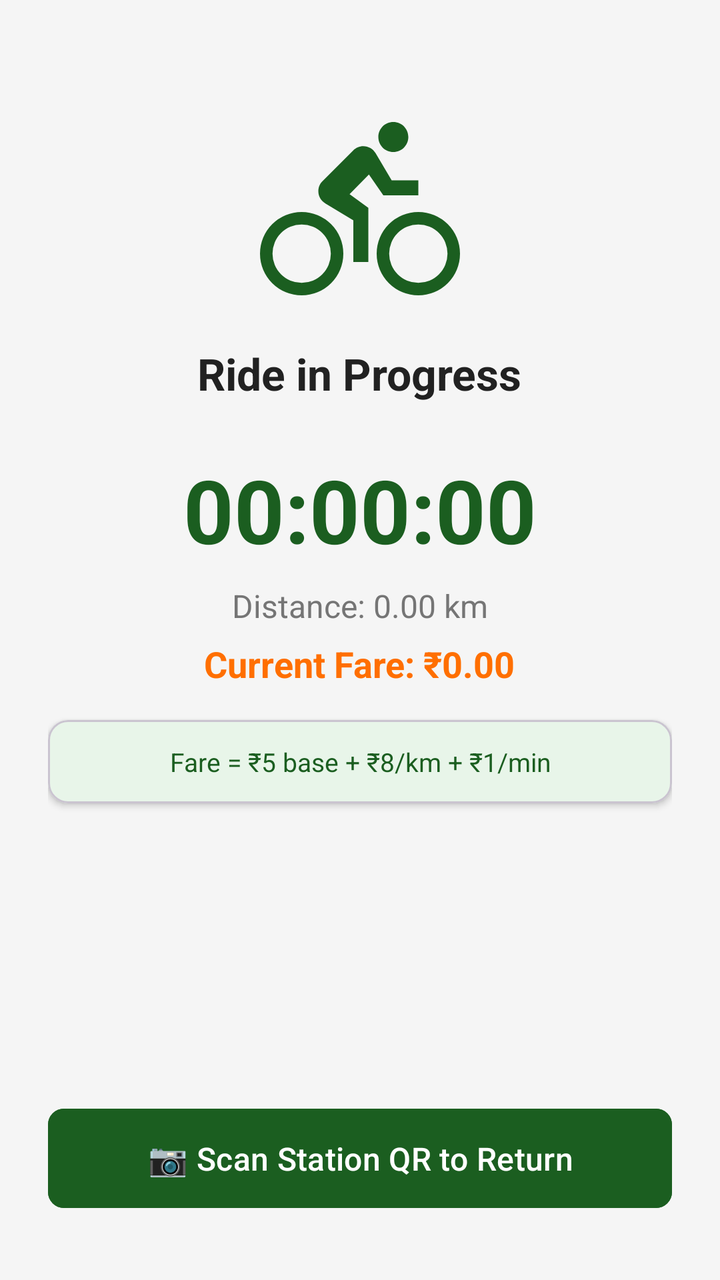
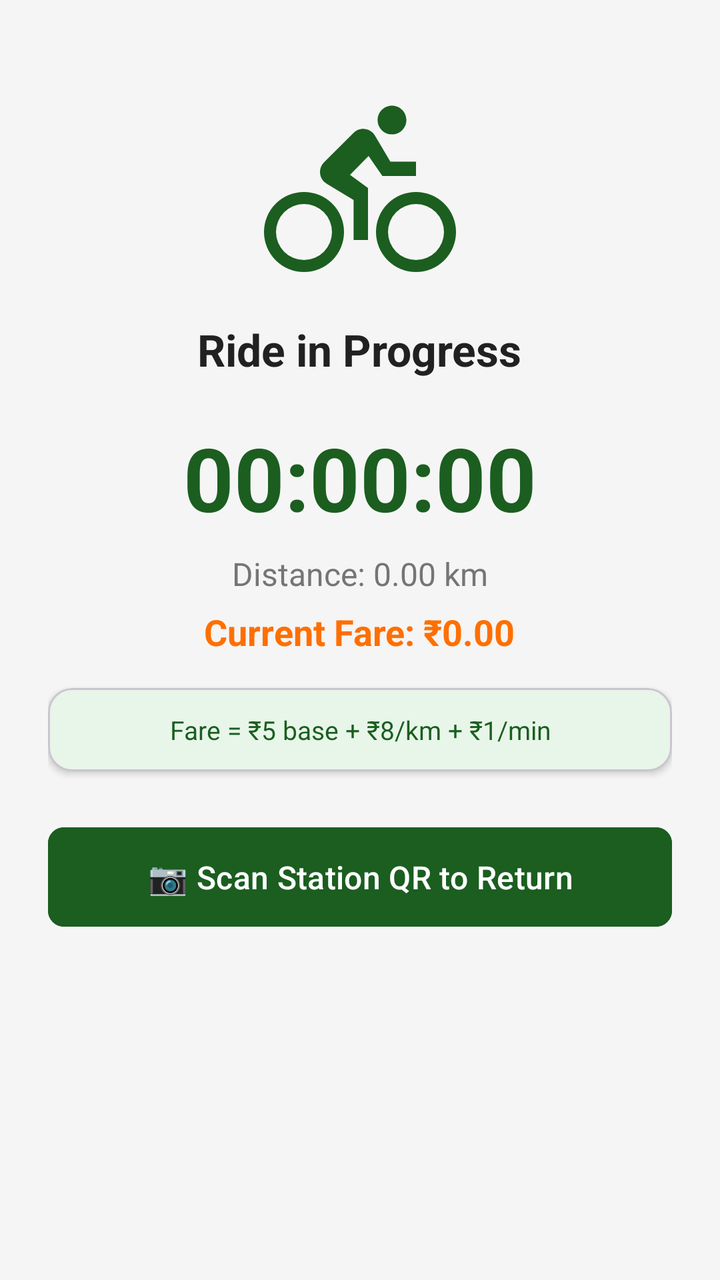

Compare the two renders of this Android layout. The source of the first and the diff that turns it into the second are given below.
<!-- AndroidManifest.xml: application theme Theme.BicycleBookingApp -->
<!-- res/layout/fragment_active_ride.xml -->
<?xml version="1.0" encoding="utf-8"?>
<LinearLayout xmlns:android="http://schemas.android.com/apk/res/android"
    xmlns:app="http://schemas.android.com/apk/res-auto"
    android:layout_width="match_parent"
    android:layout_height="match_parent"
    android:background="@color/colorBackground"
    android:gravity="center_horizontal"
    android:orientation="vertical"
    android:padding="24dp">

    <ImageView
        android:layout_width="100dp"
        android:layout_height="100dp"
        android:layout_marginTop="32dp"
        android:src="@drawable/ic_bicycle"
        android:contentDescription="Bicycle"
        android:tint="@color/colorPrimary" />

    <TextView
        android:layout_width="wrap_content"
        android:layout_height="wrap_content"
        android:layout_marginTop="16dp"
        android:text="Ride in Progress"
        android:textColor="@color/colorTextPrimary"
        android:textSize="22sp"
        android:textStyle="bold" />

    
    <TextView
        android:id="@+id/tvTimer"
        android:layout_width="wrap_content"
        android:layout_height="wrap_content"
        android:layout_marginTop="24dp"
        android:text="00:00:00"
        android:textColor="@color/colorPrimary"
        android:textSize="44sp"
        android:textStyle="bold" />

    
    <TextView
        android:id="@+id/tvDistance"
        android:layout_width="wrap_content"
        android:layout_height="wrap_content"
        android:layout_marginTop="8dp"
        android:text="Distance: 0.00 km"
        android:textColor="@color/colorTextSecondary"
        android:textSize="16sp" />

    
    <TextView
        android:id="@+id/tvEstimatedFare"
        android:layout_width="wrap_content"
        android:layout_height="wrap_content"
        android:layout_marginTop="6dp"
        android:text="Current Fare: ₹0.00"
        android:textColor="@color/colorAccent"
        android:textSize="18sp"
        android:textStyle="bold" />

    
    <com.google.android.material.card.MaterialCardView
        android:layout_width="match_parent"
        android:layout_height="wrap_content"
        android:layout_marginTop="16dp"
        app:cardCornerRadius="10dp"
        app:cardElevation="2dp"
        app:cardBackgroundColor="#E8F5E9">

        <TextView
            android:layout_width="match_parent"
            android:layout_height="wrap_content"
            android:padding="12dp"
            android:text="Fare = ₹5 base + ₹8/km + ₹1/min"
            android:gravity="center"
            android:textColor="@color/colorPrimary"
            android:textSize="13sp" />
    </com.google.android.material.card.MaterialCardView>

    
    <TextView
        android:id="@+id/tvInstruction"
        android:layout_width="match_parent"
        android:layout_height="wrap_content"
        android:layout_marginTop="16dp"
        android:background="#FFF9C4"
        android:gravity="center"
        android:padding="12dp"
        android:text="Return to any station to end your ride.\nScan station QR or ride within 50m."
        android:textColor="#F57F17"
        android:textSize="13sp"
        android:visibility="gone" />

    <View
        android:layout_width="0dp"
        android:layout_height="0dp"
        android:layout_weight="1" />

    <TextView
        android:id="@+id/tvError"
        android:layout_width="match_parent"
        android:layout_height="wrap_content"
        android:layout_marginBottom="8dp"
        android:gravity="center"
        android:textColor="@color/colorUnavailable"
        android:textSize="13sp"
        android:visibility="gone" />

    <ProgressBar
        android:id="@+id/progressBar"
        android:layout_width="wrap_content"
        android:layout_height="wrap_content"
        android:layout_marginBottom="8dp"
        android:visibility="gone" />

    
    <com.google.android.material.button.MaterialButton
        android:id="@+id/btnReturnBicycle"
        style="@style/PrimaryButton"
        android:layout_width="match_parent"
        android:layout_height="wrap_content"
        android:layout_marginBottom="8dp"
        android:backgroundTint="@color/colorPrimary"
        android:text="📷 Scan Station QR to Return" />

    
    <com.google.android.material.button.MaterialButton
        android:id="@+id/btnEndRide"
        style="@style/PrimaryButton"
        android:layout_width="match_parent"
        android:layout_height="wrap_content"
        android:backgroundTint="@color/colorUnavailable"
        android:text="End Ride"
        android:visibility="gone" />

</LinearLayout>
<!-- resources referenced by this layout -->
<resources>
  <color name="colorAccent">#FF6F00</color>
  <color name="colorBackground">#F5F5F5</color>
  <color name="colorPrimary">#1B5E20</color>
  <color name="colorTextPrimary">#212121</color>
  <color name="colorTextSecondary">#757575</color>
  <color name="colorUnavailable">#F44336</color>
  <!-- drawable ic_bicycle (drawable) -->
  <?xml version="1.0" encoding="utf-8"?>
  <vector xmlns:android="http://schemas.android.com/apk/res/android"
      android:width="24dp"
      android:height="24dp"
      android:viewportWidth="24"
      android:viewportHeight="24">
      <path
          android:fillColor="@android:color/black"
          android:pathData="M5,20.5A3.5,3.5 0 0,1 1.5,17A3.5,3.5 0 0,1 5,13.5A3.5,3.5 0 0,1 8.5,17A3.5,3.5 0 0,1 5,20.5M5,12A5,5 0 0,0 0,17A5,5 0 0,0 5,22A5,5 0 0,0 10,17A5,5 0 0,0 5,12M14.8,10H19V8.2H15.8L13.86,4.93C13.57,4.43 13,4.1 12.4,4.1C11.93,4.1 11.5,4.29 11.2,4.6L7.5,8.29C7.19,8.6 7,9 7,9.5C7,10.13 7.33,10.66 7.85,10.97L11.2,13V18H13V11.5L10.75,9.85L13.07,7.5M19,20.5A3.5,3.5 0 0,1 15.5,17A3.5,3.5 0 0,1 19,13.5A3.5,3.5 0 0,1 22.5,17A3.5,3.5 0 0,1 19,20.5M19,12A5,5 0 0,0 14,17A5,5 0 0,0 19,22A5,5 0 0,0 24,17A5,5 0 0,0 19,12M16,4.8C17,4.8 17.8,4 17.8,3C17.8,2 17,1.2 16,1.2C15,1.2 14.2,2 14.2,3C14.2,4 15,4.8 16,4.8Z" />
  </vector>
  <style name="PrimaryButton" parent="Widget.Material3.Button">
          <item name="android:backgroundTint">@color/colorPrimary</item>
          <item name="android:textColor">@color/white</item>
          <item name="cornerRadius">8dp</item>
          <item name="android:textSize">16sp</item>
          <item name="android:paddingTop">14dp</item>
          <item name="android:paddingBottom">14dp</item>
      </style>
  <style name="Theme.BicycleBookingApp" parent="Base.Theme.BicycleBookingApp" />
  <color name="white">#FFFFFFFF</color>
  <style name="Base.Theme.BicycleBookingApp" parent="Theme.Material3.Light.NoActionBar">
          <item name="colorPrimary">@color/colorPrimary</item>
          <item name="colorPrimaryVariant">@color/colorPrimaryDark</item>
          <item name="colorOnPrimary">@color/white</item>
          <item name="colorSecondary">@color/colorAccent</item>
          <item name="colorOnSecondary">@color/white</item>
          <item name="android:colorBackground">@color/colorBackground</item>
          <item name="colorSurface">@color/colorSurface</item>
          <item name="android:statusBarColor">@color/colorPrimary</item>
          <item name="android:navigationBarColor">@color/white</item>
      </style>
  <color name="colorPrimaryDark">#003300</color>
  <color name="colorSurface">#FFFFFF</color>
</resources>

<!-- the commit's change to res/layout/fragment_active_ride.xml (unified diff, before → after) -->
@@ -1,135 +1,141 @@
 <?xml version="1.0" encoding="utf-8"?>
-<LinearLayout xmlns:android="http://schemas.android.com/apk/res/android"
+<androidx.core.widget.NestedScrollView
+    xmlns:android="http://schemas.android.com/apk/res/android"
     xmlns:app="http://schemas.android.com/apk/res-auto"
     android:layout_width="match_parent"
     android:layout_height="match_parent"
-    android:background="@color/colorBackground"
-    android:gravity="center_horizontal"
-    android:orientation="vertical"
-    android:padding="24dp">
+    android:fillViewport="true"
+    android:background="@color/colorBackground">
 
-    <ImageView
-        android:layout_width="100dp"
-        android:layout_height="100dp"
-        android:layout_marginTop="32dp"
-        android:src="@drawable/ic_bicycle"
-        android:contentDescription="Bicycle"
-        android:tint="@color/colorPrimary" />
-
-    <TextView
-        android:layout_width="wrap_content"
-        android:layout_height="wrap_content"
-        android:layout_marginTop="16dp"
-        android:text="Ride in Progress"
-        android:textColor="@color/colorTextPrimary"
-        android:textSize="22sp"
-        android:textStyle="bold" />
-
-    
-    <TextView
-        android:id="@+id/tvTimer"
-        android:layout_width="wrap_content"
-        android:layout_height="wrap_content"
-        android:layout_marginTop="24dp"
-        android:text="00:00:00"
-        android:textColor="@color/colorPrimary"
-        android:textSize="44sp"
-        android:textStyle="bold" />
-
-    
-    <TextView
-        android:id="@+id/tvDistance"
-        android:layout_width="wrap_content"
-        android:layout_height="wrap_content"
-        android:layout_marginTop="8dp"
-        android:text="Distance: 0.00 km"
-        android:textColor="@color/colorTextSecondary"
-        android:textSize="16sp" />
-
-    
-    <TextView
-        android:id="@+id/tvEstimatedFare"
-        android:layout_width="wrap_content"
-        android:layout_height="wrap_content"
-        android:layout_marginTop="6dp"
-        android:text="Current Fare: ₹0.00"
-        android:textColor="@color/colorAccent"
-        android:textSize="18sp"
-        android:textStyle="bold" />
-
-    
-    <com.google.android.material.card.MaterialCardView
+    <LinearLayout
         android:layout_width="match_parent"
         android:layout_height="wrap_content"
-        android:layout_marginTop="16dp"
-        app:cardCornerRadius="10dp"
-        app:cardElevation="2dp"
-        app:cardBackgroundColor="#E8F5E9">
+        android:gravity="center_horizontal"
+        android:orientation="vertical"
+        android:padding="24dp">
+
+        <ImageView
+            android:layout_width="96dp"
+            android:layout_height="96dp"
+            android:layout_marginTop="24dp"
+            android:src="@drawable/ic_bicycle"
+            android:contentDescription="Bicycle"
+            app:tint="@color/colorPrimary" />
 
         <TextView
+            android:layout_width="wrap_content"
+            android:layout_height="wrap_content"
+            android:layout_marginTop="16dp"
+            android:text="Ride in Progress"
+            android:textColor="@color/colorTextPrimary"
+            android:textSize="22sp"
+            android:textStyle="bold" />
+
+        
+        <TextView
+            android:id="@+id/tvTimer"
+            android:layout_width="wrap_content"
+            android:layout_height="wrap_content"
+            android:layout_marginTop="20dp"
+            android:text="00:00:00"
+            android:textColor="@color/colorPrimary"
+            android:textSize="44sp"
+            android:textStyle="bold" />
+
+        
+        <TextView
+            android:id="@+id/tvDistance"
+            android:layout_width="wrap_content"
+            android:layout_height="wrap_content"
+            android:layout_marginTop="8dp"
+            android:text="Distance: 0.00 km"
+            android:textColor="@color/colorTextSecondary"
+            android:textSize="16sp" />
+
+        
+        <TextView
+            android:id="@+id/tvEstimatedFare"
+            android:layout_width="wrap_content"
+            android:layout_height="wrap_content"
+            android:layout_marginTop="6dp"
+            android:text="Current Fare: ₹0.00"
+            android:textColor="@color/colorAccent"
+            android:textSize="18sp"
+            android:textStyle="bold" />
+
+        
+        <com.google.android.material.card.MaterialCardView
             android:layout_width="match_parent"
             android:layout_height="wrap_content"
+            android:layout_marginTop="16dp"
+            app:cardCornerRadius="12dp"
+            app:cardElevation="2dp"
+            app:cardBackgroundColor="#E8F5E9">
+
+            <TextView
+                android:layout_width="match_parent"
+                android:layout_height="wrap_content"
+                android:padding="12dp"
+                android:text="Fare = ₹5 base + ₹8/km + ₹1/min"
+                android:gravity="center"
+                android:textColor="@color/colorPrimary"
+                android:textSize="13sp" />
+        </com.google.android.material.card.MaterialCardView>
+
+        
+        <TextView
+            android:id="@+id/tvInstruction"
+            android:layout_width="match_parent"
+            android:layout_height="wrap_content"
+            android:layout_marginTop="16dp"
+            android:background="#FFF9C4"
+            android:gravity="center"
             android:padding="12dp"
-            android:text="Fare = ₹5 base + ₹8/km + ₹1/min"
+            android:text="Return to any station to end your ride.\nScan station QR or ride within 50m."
+            android:textColor="#F57F17"
+            android:textSize="13sp"
+            android:visibility="gone" />
+
+        <View
+            android:layout_width="0dp"
+            android:layout_height="24dp" />
+
+        <TextView
+            android:id="@+id/tvError"
+            android:layout_width="match_parent"
+            android:layout_height="wrap_content"
+            android:layout_marginBottom="8dp"
             android:gravity="center"
-            android:textColor="@color/colorPrimary"
-            android:textSize="13sp" />
-    </com.google.android.material.card.MaterialCardView>
+            android:textColor="@color/colorUnavailable"
+            android:textSize="13sp"
+            android:visibility="gone" />
 
-    
-    <TextView
-        android:id="@+id/tvInstruction"
-        android:layout_width="match_parent"
-        android:layout_height="wrap_content"
-        android:layout_marginTop="16dp"
-        android:background="#FFF9C4"
-        android:gravity="center"
-        android:padding="12dp"
-        android:text="Return to any station to end your ride.\nScan station QR or ride within 50m."
-        android:textColor="#F57F17"
-        android:textSize="13sp"
-        android:visibility="gone" />
+        <ProgressBar
+            android:id="@+id/progressBar"
+            android:layout_width="wrap_content"
+            android:layout_height="wrap_content"
+            android:layout_marginBottom="8dp"
+            android:visibility="gone" />
 
-    <View
-        android:layout_width="0dp"
-        android:layout_height="0dp"
-        android:layout_weight="1" />
+        
+        <com.google.android.material.button.MaterialButton
+            android:id="@+id/btnReturnBicycle"
+            style="@style/PrimaryButton"
+            android:layout_width="match_parent"
+            android:layout_height="wrap_content"
+            android:layout_marginBottom="8dp"
+            android:backgroundTint="@color/colorPrimary"
+            android:text="📷 Scan Station QR to Return" />
 
-    <TextView
-        android:id="@+id/tvError"
-        android:layout_width="match_parent"
-        android:layout_height="wrap_content"
-        android:layout_marginBottom="8dp"
-        android:gravity="center"
-        android:textColor="@color/colorUnavailable"
-        android:textSize="13sp"
-        android:visibility="gone" />
+        
+        <com.google.android.material.button.MaterialButton
+            android:id="@+id/btnEndRide"
+            style="@style/PrimaryButton"
+            android:layout_width="match_parent"
+            android:layout_height="wrap_content"
+            android:backgroundTint="@color/colorUnavailable"
+            android:text="End Ride"
+            android:visibility="gone" />
 
-    <ProgressBar
-        android:id="@+id/progressBar"
-        android:layout_width="wrap_content"
-        android:layout_height="wrap_content"
-        android:layout_marginBottom="8dp"
-        android:visibility="gone" />
-
-    
-    <com.google.android.material.button.MaterialButton
-        android:id="@+id/btnReturnBicycle"
-        style="@style/PrimaryButton"
-        android:layout_width="match_parent"
-        android:layout_height="wrap_content"
-        android:layout_marginBottom="8dp"
-        android:backgroundTint="@color/colorPrimary"
-        android:text="📷 Scan Station QR to Return" />
-
-    
-    <com.google.android.material.button.MaterialButton
-        android:id="@+id/btnEndRide"
-        style="@style/PrimaryButton"
-        android:layout_width="match_parent"
-        android:layout_height="wrap_content"
-        android:backgroundTint="@color/colorUnavailable"
-        android:text="End Ride"
-        android:visibility="gone" />
-
-</LinearLayout>
+    </LinearLayout>
+</androidx.core.widget.NestedScrollView>
